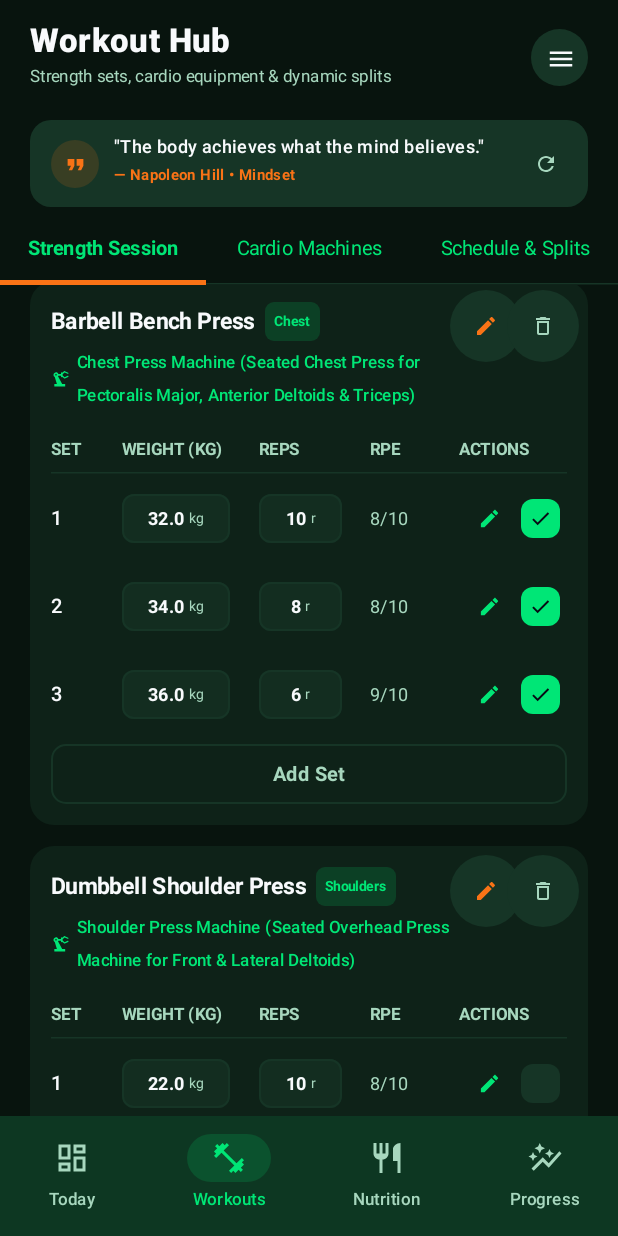
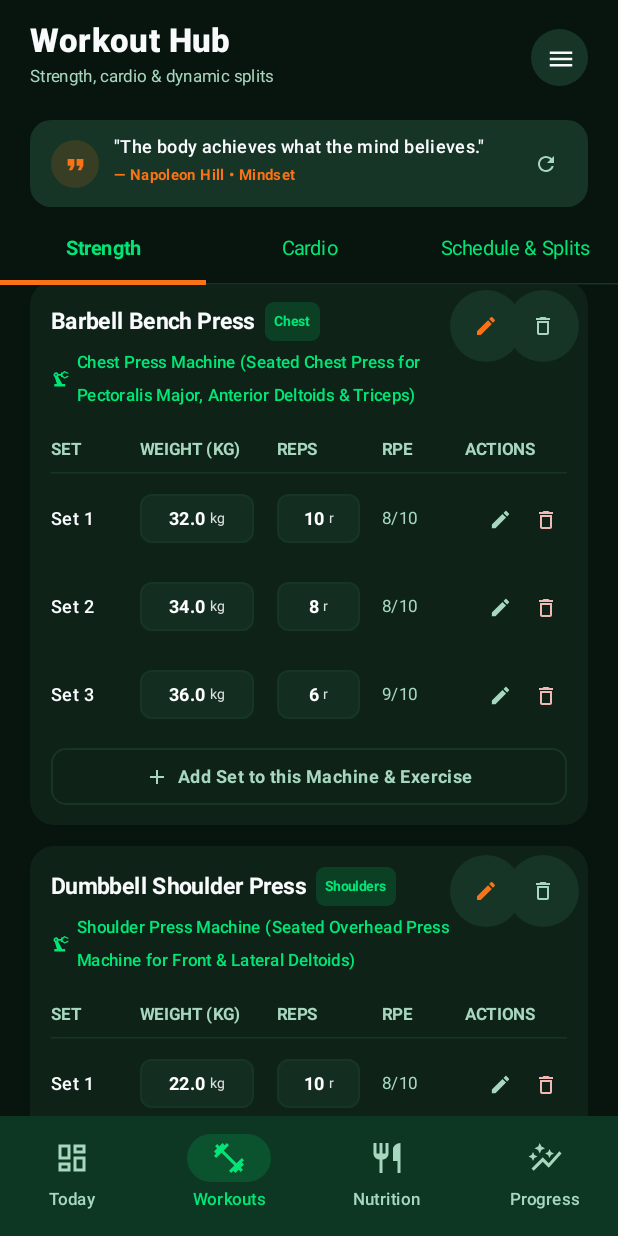
Before and after one commit to PrimeCaster/JustGetFit, an Android app built with Jetpack Compose: the screen it shows after launch (MainActivity), item 2 of the bottom bar chosen, scrolled down 774 dp, on a phone screen of 412 x 824 dp. Run offline under Robolectric (Android 15) with nearby library versions, the phone set to English and light mode, and no system bars; pictures from the network do not load.

Commit message:
feat(workout): remove checkboxes, add delete set icon, style weight font white, create dedicated machine & exercise sections, update tab labels to Strength & Cardio

```diff
--- a/app/src/main/java/com/example/data/FitnessRepository.kt
+++ b/app/src/main/java/com/example/data/FitnessRepository.kt
@@ -307,13 +307,20 @@ class FitnessRepository(
                     weightKg = lastSet?.weightKg ?: 60.0,
                     reps = lastSet?.reps ?: 10,
                     rpe = 8,
-                    isCompleted = false
+                    isCompleted = true
                 )
                 exLog.copy(sets = (exLog.sets + newSet).toMutableList())
             } else exLog
         }.toMutableList()
 
-        syncActiveWorkoutToHistory(session.copy(exercises = updatedExercises))
+        var volume = 0.0
+        updatedExercises.forEach { ex ->
+            ex.sets.filter { it.isCompleted }.forEach { s ->
+                volume += s.weightKg * s.reps
+            }
+        }
+
+        syncActiveWorkoutToHistory(session.copy(exercises = updatedExercises, totalVolumeKg = volume))
     }
 
     fun deleteSetFromExercise(exerciseIndex: Int, setIndex: Int) {
--- a/app/src/main/java/com/example/ui/screens/WorkoutScreen.kt
+++ b/app/src/main/java/com/example/ui/screens/WorkoutScreen.kt
@@ -59,7 +59,7 @@ fun WorkoutScreen(
     val context = LocalContext.current
 
     var selectedTabIndex by remember { mutableIntStateOf(initialTab) }
-    val tabTitles = listOf("Strength Session", "Cardio Machines", "Schedule & Splits")
+    val tabTitles = listOf("Strength", "Cardio", "Schedule & Splits")
 
     val activeWorkout by repository.activeWorkout.collectAsState()
     val exerciseCatalog by repository.exerciseCatalog.collectAsState()
@@ -139,7 +139,7 @@ fun WorkoutScreen(
                     color = MaterialTheme.colorScheme.onBackground
                 )
                 Text(
-                    text = "Strength sets, cardio equipment & dynamic splits",
+                    text = "Strength, cardio & dynamic splits",
                     fontSize = 11.sp,
                     color = MaterialTheme.colorScheme.onSurfaceVariant
                 )
@@ -337,16 +337,8 @@ fun WorkoutScreen(
                     repository.selectWorkoutDate(newDate)
                 },
                 onOpenDatePicker = { showWorkoutDatePickerDialog = true },
-                onToggleSet = { exIdx, setIdx ->
-                    val cue = repository.toggleSetCompleted(exIdx, setIdx)
-                    if (cue != null) {
-                        activeMotivationalToast = cue
-                        triggerVibration()
-                        initialRestSeconds = activeWorkout.exercises.getOrNull(exIdx)?.exercise?.defaultRestSeconds ?: 90
-                        restSecondsLeft = initialRestSeconds
-                        showRestTimer = true
-                        isTimerRunning = true
-                    }
+                onDeleteSet = { exIdx, setIdx ->
+                    repository.deleteSetFromExercise(exIdx, setIdx)
                 },
                 onAddSet = { exIdx -> repository.addSetToExercise(exIdx) },
                 onEditSet = { exIdx, setIdx, setItem ->
@@ -1714,7 +1706,7 @@ private fun StrengthWorkoutLoggingTab(
     onSelectDate: (String) -> Unit,
     onShiftDate: (Int) -> Unit,
     onOpenDatePicker: () -> Unit,
-    onToggleSet: (Int, Int) -> Unit,
+    onDeleteSet: (Int, Int) -> Unit,
     onAddSet: (Int) -> Unit,
     onEditSet: (Int, Int, WorkoutSet) -> Unit,
     onDeleteExercise: (Int) -> Unit,
@@ -1910,7 +1902,7 @@ private fun StrengthWorkoutLoggingTab(
         itemsIndexed(workout.exercises) { exIdx, exerciseLog ->
             ExerciseLoggingCard(
                 exerciseLog = exerciseLog,
-                onToggleSet = { setIdx -> onToggleSet(exIdx, setIdx) },
+                onDeleteSet = { setIdx -> onDeleteSet(exIdx, setIdx) },
                 onAddSet = { onAddSet(exIdx) },
                 onEditSet = { setIdx, setItem -> onEditSet(exIdx, setIdx, setItem) },
                 onEditClick = { onEditExerciseClick(exIdx) },
@@ -2019,7 +2011,7 @@ private fun StrengthSetsDropdownLoggerCard(
                     )
                     Spacer(modifier = Modifier.width(6.dp))
                     Text(
-                        text = "Strength Sets Entry",
+                        text = "Log Strength Set",
                         fontSize = 14.sp,
                         fontWeight = FontWeight.Bold,
                         color = MaterialTheme.colorScheme.onSurface
@@ -2052,7 +2044,7 @@ private fun StrengthSetsDropdownLoggerCard(
 
             // 1. Gym Machine Dropdown
             Text(
-                text = "1. GYM MACHINE EQUIPMENT (TECHNICAL NAME (EVERYDAY NAME FOR TARGETED MUSCLE))",
+                text = "1. Gym Machine Equipment (Technical Name (Everyday Name for Muscle Targeted))",
                 fontSize = 10.sp,
                 fontWeight = FontWeight.Bold,
                 color = MaterialTheme.colorScheme.onSurfaceVariant
@@ -2189,7 +2181,7 @@ private fun StrengthSetsDropdownLoggerCard(
 
             // 2. Type of Exercise Dropdown
             Text(
-                text = "2. TYPE OF EXERCISE SELECTION",
+                text = "2. Exercise Movement",
                 fontSize = 10.sp,
                 fontWeight = FontWeight.Bold,
                 color = MaterialTheme.colorScheme.onSurfaceVariant
@@ -2357,7 +2349,7 @@ private fun StrengthSetsDropdownLoggerCard(
                                 text = "%.1f kg".format(weightKg),
                                 fontSize = 12.sp,
                                 fontWeight = FontWeight.Bold,
-                                color = MaterialTheme.colorScheme.onSurface
+                                color = PureWhite
                             )
                             IconButton(onClick = { weightKg += 2.5 }, modifier = Modifier.size(24.dp)) {
                                 Text("+", fontSize = 14.sp, fontWeight = FontWeight.Bold)
@@ -2388,7 +2380,7 @@ private fun StrengthSetsDropdownLoggerCard(
                                 text = "$reps",
                                 fontSize = 12.sp,
                                 fontWeight = FontWeight.Bold,
-                                color = MaterialTheme.colorScheme.onSurface
+                                color = PureWhite
                             )
                             IconButton(onClick = { reps++ }, modifier = Modifier.size(24.dp)) {
                                 Text("+", fontSize = 14.sp, fontWeight = FontWeight.Bold)
@@ -2490,7 +2482,7 @@ private fun StrengthSetsDropdownLoggerCard(
 @Composable
 private fun ExerciseLoggingCard(
     exerciseLog: ExerciseLog,
-    onToggleSet: (Int) -> Unit,
+    onDeleteSet: (Int) -> Unit,
     onAddSet: () -> Unit,
     onEditSet: (Int, WorkoutSet) -> Unit,
     onEditClick: () -> Unit,
@@ -2512,7 +2504,7 @@ private fun ExerciseLoggingCard(
                         .weight(1f)
                         .clickable { onEditClick() }
                 ) {
-                    // Exercise Movement Name (Shows <Exercise Not Selected> if not selected)
+                    // Exercise Movement Name
                     Row(verticalAlignment = Alignment.CenterVertically) {
                         if (exerciseLog.isExerciseSelected) {
                             Text(
@@ -2557,7 +2549,7 @@ private fun ExerciseLoggingCard(
 
                     Spacer(modifier = Modifier.height(3.dp))
 
-                    // Dedicated Gym Machine Display (Format: <Technical><Everyday><Muscles> or <Machine Not Selected>)
+                    // Dedicated Gym Machine Display
                     Row(verticalAlignment = Alignment.CenterVertically) {
                         if (exerciseLog.isMachineSelected) {
                             Icon(
@@ -2599,7 +2591,6 @@ private fun ExerciseLoggingCard(
                 Spacer(modifier = Modifier.width(8.dp))
 
                 Row(verticalAlignment = Alignment.CenterVertically) {
-                    // Action: Edit Exercise & Machine Selection Button
                     IconButton(
                         onClick = onEditClick,
                         modifier = Modifier
@@ -2616,7 +2607,6 @@ private fun ExerciseLoggingCard(
 
                     Spacer(modifier = Modifier.width(6.dp))
 
-                    // Action: Delete Exercise Button
                     IconButton(
                         onClick = onDeleteExercise,
                         modifier = Modifier
@@ -2625,7 +2615,7 @@ private fun ExerciseLoggingCard(
                     ) {
                         Icon(
                             imageVector = Icons.Default.DeleteOutline,
-                            contentDescription = "Delete Exercise",
+                            contentDescription = "Delete Exercise Section",
                             tint = MaterialTheme.colorScheme.onSurfaceVariant,
                             modifier = Modifier.size(16.dp)
                         )
@@ -2643,16 +2633,16 @@ private fun ExerciseLoggingCard(
                 horizontalArrangement = Arrangement.SpaceBetween,
                 verticalAlignment = Alignment.CenterVertically
             ) {
-                Text("SET", fontSize = 11.sp, fontWeight = FontWeight.Bold, color = MaterialTheme.colorScheme.onSurfaceVariant, modifier = Modifier.width(28.dp))
-                Text("WEIGHT (KG)", fontSize = 11.sp, fontWeight = FontWeight.Bold, color = MaterialTheme.colorScheme.onSurfaceVariant, modifier = Modifier.width(72.dp))
+                Text("SET", fontSize = 11.sp, fontWeight = FontWeight.Bold, color = MaterialTheme.colorScheme.onSurfaceVariant, modifier = Modifier.width(44.dp))
+                Text("WEIGHT (KG)", fontSize = 11.sp, fontWeight = FontWeight.Bold, color = MaterialTheme.colorScheme.onSurfaceVariant, modifier = Modifier.width(76.dp))
                 Text("REPS", fontSize = 11.sp, fontWeight = FontWeight.Bold, color = MaterialTheme.colorScheme.onSurfaceVariant, modifier = Modifier.width(55.dp))
                 Text("RPE", fontSize = 11.sp, fontWeight = FontWeight.Bold, color = MaterialTheme.colorScheme.onSurfaceVariant, modifier = Modifier.width(40.dp))
-                Text("ACTIONS", fontSize = 11.sp, fontWeight = FontWeight.Bold, color = MaterialTheme.colorScheme.onSurfaceVariant, modifier = Modifier.width(72.dp))
+                Text("ACTIONS", fontSize = 11.sp, fontWeight = FontWeight.Bold, color = MaterialTheme.colorScheme.onSurfaceVariant, modifier = Modifier.width(68.dp))
             }
 
             HorizontalDivider(color = MaterialTheme.colorScheme.surfaceVariant)
 
-            // Set Rows with Anytime Editable Weight and Reps
+            // Set Rows with Anytime Editable Weight and Reps - NO CHECKBOXES, WHITE FONT FOR KG AND REPS
             exerciseLog.sets.forEachIndexed { sIdx, setItem ->
                 Row(
                     modifier = Modifier
@@ -2662,20 +2652,20 @@ private fun ExerciseLoggingCard(
                     verticalAlignment = Alignment.CenterVertically
                 ) {
                     Text(
-                        text = "${setItem.setNumber}",
-                        fontSize = 13.sp,
+                        text = "Set ${setItem.setNumber}",
+                        fontSize = 12.sp,
                         fontWeight = FontWeight.SemiBold,
                         color = MaterialTheme.colorScheme.onSurface,
-                        modifier = Modifier.width(28.dp)
+                        modifier = Modifier.width(44.dp)
                     )
 
-                    // Clickable Weight Pill (Anytime Edit)
+                    // Clickable Weight Pill (Anytime Edit) - WHITE FONT FOR KG & NUMBER
                     Surface(
                         onClick = { onEditSet(sIdx, setItem) },
                         shape = RoundedCornerShape(8.dp),
                         color = MaterialTheme.colorScheme.surfaceVariant.copy(alpha = 0.6f),
                         border = BorderStroke(1.dp, MaterialTheme.colorScheme.surfaceVariant),
-                        modifier = Modifier.width(72.dp)
+                        modifier = Modifier.width(76.dp)
                     ) {
                         Row(
                             modifier = Modifier.padding(horizontal = 6.dp, vertical = 5.dp),
@@ -2686,14 +2676,14 @@ private fun ExerciseLoggingCard(
                                 text = "%.1f".format(setItem.weightKg),
                                 fontSize = 12.sp,
                                 fontWeight = FontWeight.Bold,
-                                color = MaterialTheme.colorScheme.onSurface
+                                color = PureWhite
                             )
                             Spacer(modifier = Modifier.width(2.dp))
-                            Text("kg", fontSize = 9.sp, color = MaterialTheme.colorScheme.onSurfaceVariant)
-                        }
-                    }
-
-                    // Clickable Reps Pill (Anytime Edit)
+                            Text("kg", fontSize = 9.sp, color = PureWhite.copy(alpha = 0.85f))
+                        }
+                    }
+
+                    // Clickable Reps Pill (Anytime Edit) - WHITE FONT
                     Surface(
                         onClick = { onEditSet(sIdx, setItem) },
                         shape = RoundedCornerShape(8.dp),
@@ -2710,80 +2700,68 @@ private fun ExerciseLoggingCard(
                                 text = "${setItem.reps}",
                                 fontSize = 12.sp,
                                 fontWeight = FontWeight.Bold,
-                                color = MaterialTheme.colorScheme.onSurface
+                                color = PureWhite
                             )
                             Spacer(modifier = Modifier.width(2.dp))
-                            Text("r", fontSize = 9.sp, color = MaterialTheme.colorScheme.onSurfaceVariant)
+                            Text("r", fontSize = 9.sp, color = PureWhite.copy(alpha = 0.85f))
                         }
                     }
 
                     // RPE
                     Text(
                         text = "${setItem.rpe}/10",
-                        fontSize = 12.sp,
+                        fontSize = 11.sp,
                         color = MaterialTheme.colorScheme.onSurfaceVariant,
                         modifier = Modifier.width(40.dp)
                     )
 
-                    // Action Icons: Quick Edit + Done Checkbox
+                    // Action Icons: Quick Edit + DELETE ICON (NO CHECKBOX)
                     Row(
                         verticalAlignment = Alignment.CenterVertically,
                         horizontalArrangement = Arrangement.End,
-                        modifier = Modifier.width(72.dp)
+                        modifier = Modifier.width(68.dp)
                     ) {
                         IconButton(
                             onClick = { onEditSet(sIdx, setItem) },
-                            modifier = Modifier.size(32.dp)
+                            modifier = Modifier.size(30.dp)
                         ) {
                             Icon(
                                 imageVector = Icons.Default.Edit,
                                 contentDescription = "Edit Set Values",
-                                tint = MaterialTheme.colorScheme.primary,
+                                tint = MaterialTheme.colorScheme.onSurfaceVariant,
                                 modifier = Modifier.size(15.dp)
                             )
                         }
 
                         IconButton(
-                            onClick = { onToggleSet(sIdx) },
-                            modifier = Modifier
-                                .size(36.dp)
-                                .bounceClick { onToggleSet(sIdx) }
+                            onClick = { onDeleteSet(sIdx) },
+                            modifier = Modifier.size(30.dp)
                         ) {
-                            Box(
-                                modifier = Modifier
-                                .size(26.dp)
-                                .clip(RoundedCornerShape(8.dp))
-                                .background(
-                                    if (setItem.isCompleted) MaterialTheme.colorScheme.primary else MaterialTheme.colorScheme.surfaceVariant
-                                ),
-                                contentAlignment = Alignment.Center
-                            ) {
-                                if (setItem.isCompleted) {
-                                    Icon(
-                                        imageVector = Icons.Default.Check,
-                                        contentDescription = "Completed",
-                                        tint = MaterialTheme.colorScheme.onPrimary,
-                                        modifier = Modifier.size(15.dp)
-                                    )
-                                }
-                            }
-                        }
-                    }
-                }
-            }
-
-            Spacer(modifier = Modifier.height(4.dp))
-
-            // Add Set button
+                            Icon(
+                                imageVector = Icons.Default.DeleteOutline,
+                                contentDescription = "Delete Set",
+                                tint = MaterialTheme.colorScheme.error,
+                                modifier = Modifier.size(16.dp)
+                            )
+                        }
+                    }
+                }
+            }
+
+            Spacer(modifier = Modifier.height(6.dp))
+
+            // Add Set button for this Machine & Exercise pair only
             OutlinedButton(
                 onClick = onAddSet,
                 modifier = Modifier
                     .fillMaxWidth()
-                    .height(40.dp)
+                    .height(38.dp)
                     .bounceClick(onClick = onAddSet),
                 shape = RoundedCornerShape(10.dp)
             ) {
-                Text("Add Set", fontSize = 13.sp, fontWeight = FontWeight.Bold)
+                Icon(Icons.Default.Add, contentDescription = null, modifier = Modifier.size(16.dp))
+                Spacer(modifier = Modifier.width(6.dp))
+                Text("Add Set to this Machine & Exercise", fontSize = 12.sp, fontWeight = FontWeight.Bold)
             }
         }
     }
@@ -2825,23 +2803,6 @@ private fun EditSetDialog(
                     .verticalScroll(rememberScrollState()),
                 verticalArrangement = Arrangement.spacedBy(14.dp)
             ) {
-                // Set Completion Status Switch
-                Row(
-                    modifier = Modifier.fillMaxWidth(),
-                    horizontalArrangement = Arrangement.SpaceBetween,
-                    verticalAlignment = Alignment.CenterVertically
-                ) {
-                    Column {
-                        Text("SET COMPLETION", fontSize = 11.sp, fontWeight = FontWeight.Bold, color = MaterialTheme.colorScheme.onSurfaceVariant)
-                        Text(if (isCompleted) "Completed & Logged" else "Incomplete / Planned", fontSize = 12.sp, color = if (isCompleted) MaterialTheme.colorScheme.primary else MaterialTheme.colorScheme.onSurfaceVariant)
-                    }
-                    Switch(
-                        checked = isCompleted,
-                        onCheckedChange = { isCompleted = it },
-                        colors = SwitchDefaults.colors(checkedThumbColor = MaterialTheme.colorScheme.primary)
-                    )
-                }
-
                 // Weight (kg) Input with Stepper Chips
                 Column {
                     Text("WEIGHT (KG)", fontSize = 11.sp, fontWeight = FontWeight.Bold, color = MaterialTheme.colorScheme.onSurfaceVariant)
```
